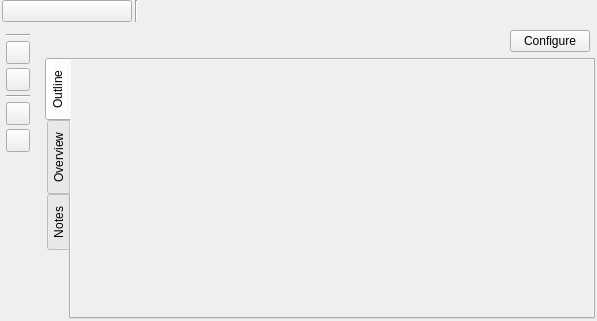
This is ui/story_structure_settings.ui in zkovari/plotlyst as Qt 5 draws it before an edit. The edited form follows.
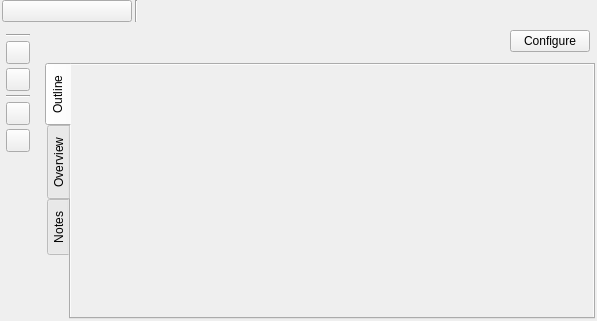
This is the edited form. Custom widgets are drawn as their Qt base class.

Commit message: Fix Configure btn position above structure editor on mac

Patch:
```diff
--- a/ui/story_structure_settings.ui
+++ b/ui/story_structure_settings.ui
@@ -189,6 +189,9 @@
        </property>
        <item>
         <layout class="QVBoxLayout" name="layoutPreview">
+         <property name="spacing">
+          <number>8</number>
+         </property>
          <property name="leftMargin">
           <number>40</number>
          </property>
@@ -257,8 +260,8 @@
                <rect>
                 <x>0</x>
                 <y>0</y>
-                <width>518</width>
-                <height>247</height>
+                <width>512</width>
+                <height>237</height>
                </rect>
               </property>
               <property name="relaxed-white-bg" stdset="0">
```
Left out of the diff: 8 changed lines with no effect on the pictures.
